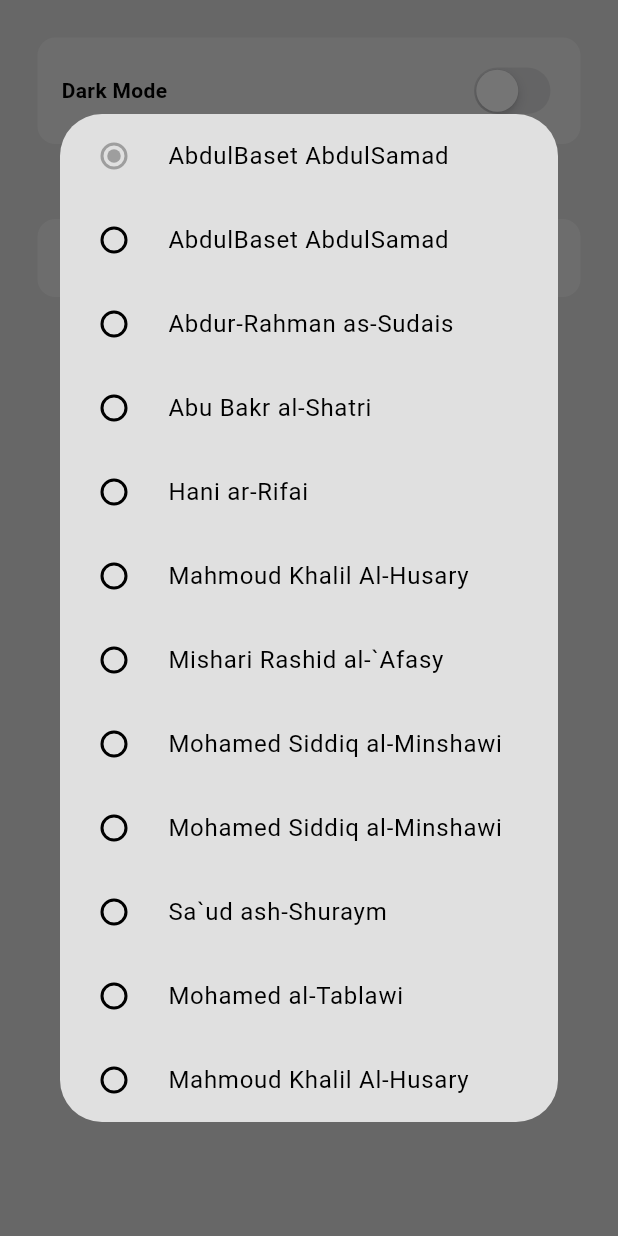
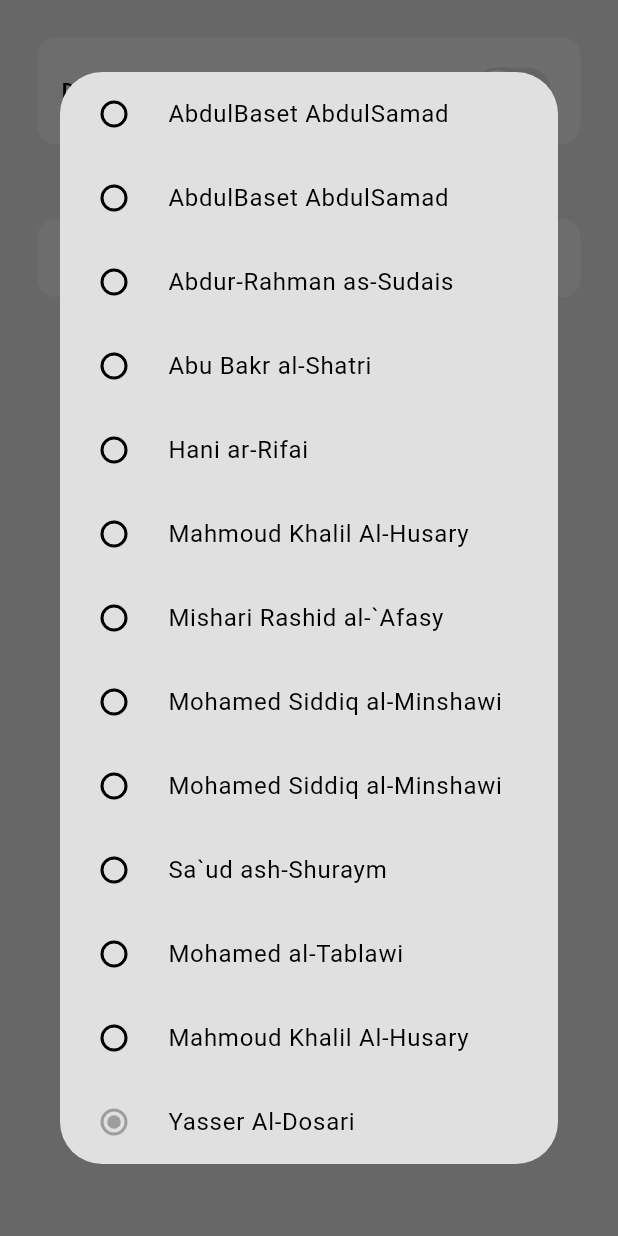
Before and after one commit to aksoyalpi/Quranify-App, a Flutter app: the SettingsPage widget shown alone on an empty page, opened directly, after a tap on "Default Recitator", on a phone screen of 412 x 824 dp. Run offline on Flutter 3.47's test engine with Material 3 defaults, Android fonts, the light colour scheme and no system bars; our stand-ins replace animated_background, audio_service, audio_video_progress_bar, flutter_slidable, get_it, google_fonts and 2 more; accounts and stored records are empty.

Commit message:
added Yasser Al Dossari to the reciters

```diff
--- a/lib/consts/recitations.dart
+++ b/lib/consts/recitations.dart
@@ -100,5 +100,15 @@ const recitations = [
       "name": "Mahmoud Khalil Al-Husary",
       "language_name": "english"
     }
+  },
+  {
+    "id": 92,
+    "reciter_name": "Yasser Al-Dosari",
+    "style": null,
+    "translated_name": {
+      "name": "Yasser Al-Dosari",
+      "language_name": "english",
+    },
+    "server": "https://server11.mp3quran.net/yasser/"
   }
 ];
--- a/lib/page_manager.dart
+++ b/lib/page_manager.dart
@@ -23,7 +23,7 @@ class PageManager {
   final isShuffleModeEnabledNotifier = ValueNotifier<bool>(false);
   final repeatModeNotifier = RepeatModeNotifer();
   final currentRecitator = ValueNotifier<Recitator>(
-      Recitator.fromJson(recitations[6])); // Mishari Rashid al-Afasy
+      Recitator.fromJson(recitations.toList().firstWhere((reciter)=> reciter["id"] == 92))); // Mishari Rashid al-Afasy
   final currentSoundIndex = ValueNotifier<int>(0);
   final quranVolume = ValueNotifier<double>(1);
   final soundVolume = ValueNotifier<double>(1);
@@ -57,6 +57,8 @@ class PageManager {
     currentRecitator.value = _recitators.firstWhere(
       (element) => element.id == id,
     );
+
+    print("recitator: ${currentRecitator.value.id}");
     stop();
     await _loadNewPlaylist();
     play();
@@ -91,6 +93,8 @@ class PageManager {
 
     final newMediaItems = playlist.map((item) async {
       final url = await getRecitionUrl(recitator.id, int.parse(item.id));
+
+      print(url);
 
       return MediaItem(
           id: item.id,
--- a/lib/pages/settings_page.dart
+++ b/lib/pages/settings_page.dart
@@ -30,9 +30,11 @@ class _SettingsPageState extends State<SettingsPage> {
     final defaultRecitatorId = await SharedPrefs.getDefaultRecitator();
     if (defaultRecitatorId == null) {
       setState(() {
-        defaultRecitator = recitations[0];
+        defaultRecitator =
+            recitations.firstWhere((reciter) => reciter.id == 92);
       });
-      await SharedPrefs.setDefaultRecitator(recitations[0].id);
+      await SharedPrefs.setDefaultRecitator(
+          recitations.firstWhere((reciter) => reciter.id == 92).id);
     } else {
       setState(() {
         defaultRecitator = recitations
@@ -101,8 +103,10 @@ class _SettingsPageState extends State<SettingsPage> {
                 future: defaultRecitator,
                 builder: (_, snapshot) {
                   if (snapshot.hasData) {
-                    return Text(
-                        pageManager.recitators[snapshot.data! - 1].name);
+                    return Text(recitations
+                        .firstWhere(
+                            (reciter) => reciter.id == (snapshot.data ?? 92))
+                        .name);
                   } else if (snapshot.connectionState ==
                       ConnectionState.waiting) {
                     return const CircularProgressIndicator();
--- a/lib/services/api.dart
+++ b/lib/services/api.dart
@@ -1,6 +1,7 @@
 import 'dart:convert';
 
 import 'package:http/http.dart' as http;
+import 'package:quran_fi/consts/recitations.dart';
 import 'package:quran_fi/models/surah.dart';
 
 const baseURL = "https://api.quran.com/api/v4";
@@ -19,8 +20,14 @@ Future<List<Surah>> getSurahs() async {
 }
 
 Future getRecitionUrl(int recitatorId, int surahNumber) async {
+  // check if its Yasser Al-Dosar
+  if (recitatorId == 92) {
+    print("TEST");
+    return "https://server11.mp3quran.net/yasser/${surahNumber.toString().padLeft(3, "0")}.mp3";
+  } else {
     final url =
         Uri.parse("$baseURL/chapter_recitations/$recitatorId/$surahNumber");
+
     final response = await http.get(url);
 
     if (response.statusCode == 200) {
@@ -29,3 +36,4 @@ Future getRecitionUrl(int recitatorId, int surahNumber) async {
       throw Exception("Failed to load AudioURL");
     }
   }
+}
```
Lines whose indentation alone changed are shown as unchanged.
